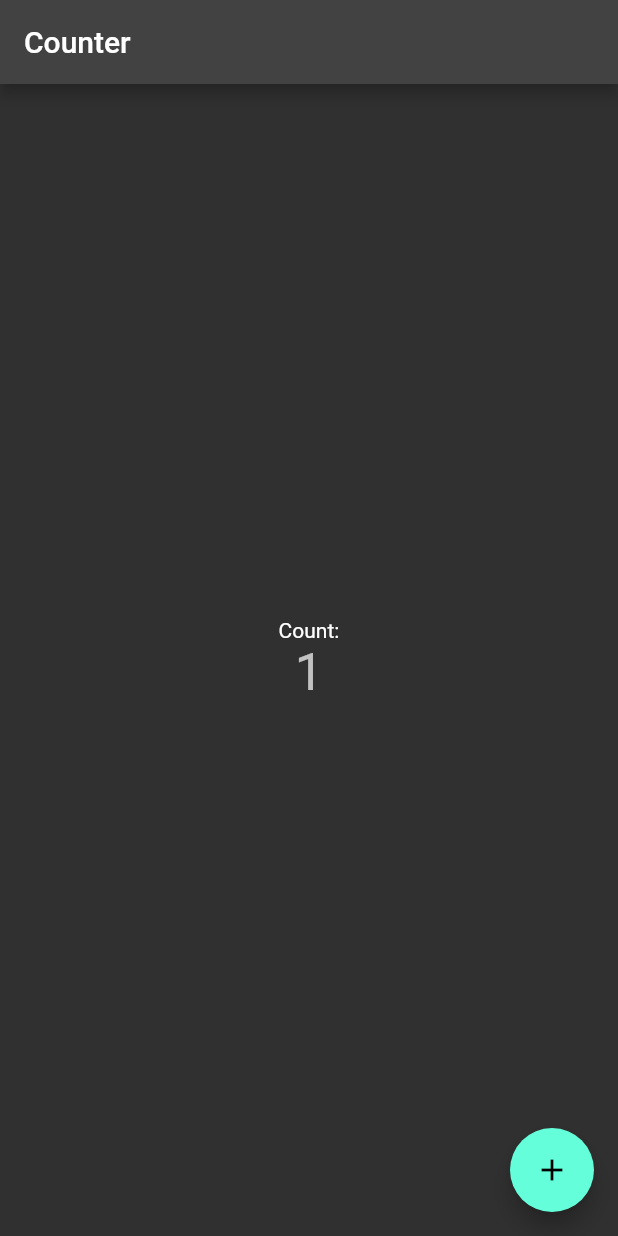
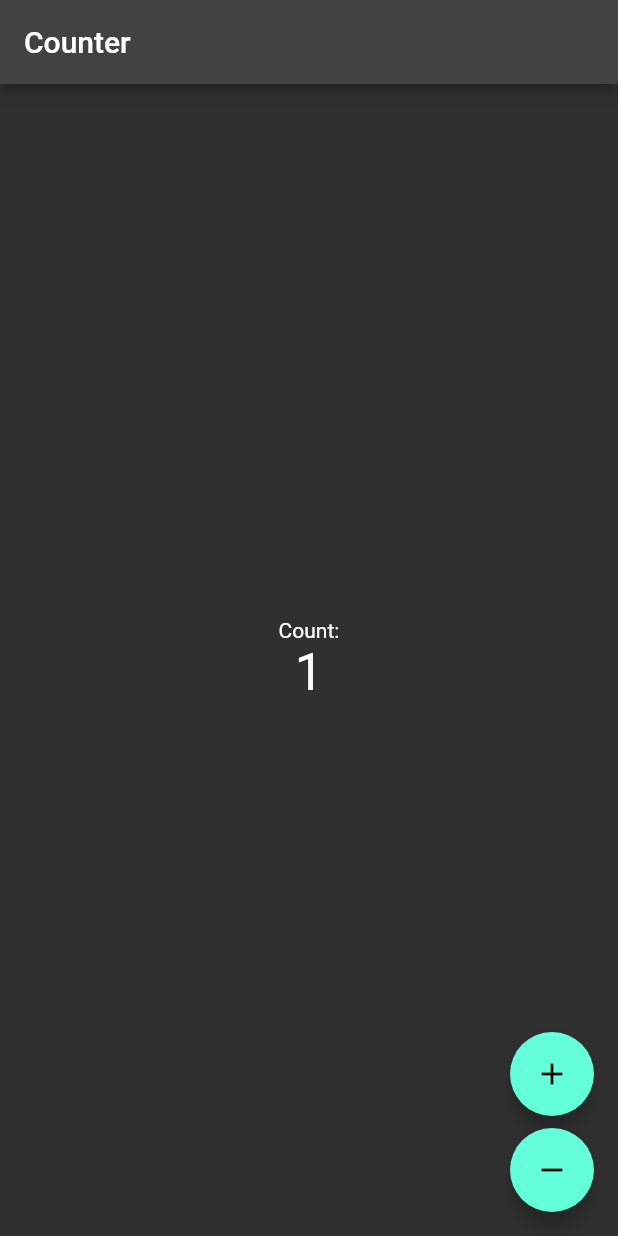
Before and after one commit to davidaodejobi/riverpod-sprint, a Flutter app: the screen it shows after launch, after a tap on the "add" icon, on a phone screen of 412 x 824 dp. Run offline on Flutter 3.47's test engine with Material 2 defaults, Android fonts, the phone set to English and light mode, and no system bars; our stand-ins replace hooks_riverpod.

Commit message:
feat: :sparkles: added another basic example for state notifier

```diff
--- a/lib/main.dart
+++ b/lib/main.dart
@@ -1,4 +1,4 @@
-import 'package:example1/practices/state_provider/state_notifier_counter.dart';
+import 'package:example1/practices/state_notifier/state_notifier_counter_2.dart';
 import 'package:flutter/material.dart';
 import 'package:hooks_riverpod/hooks_riverpod.dart';
 
@@ -11,6 +11,6 @@ class Main extends StatelessWidget {
 
   @override
   Widget build(BuildContext context) {
-    return const StateProviderCounter();
+    return const StateNotifierCounter2();
   }
 }
--- /dev/null
+++ b/lib/practices/state_notifier/state_notifier_counter_2.dart
@@ -0,0 +1,78 @@
+import 'package:flutter/material.dart';
+import 'package:hooks_riverpod/hooks_riverpod.dart';
+
+// Define a StateNotifierProvider called countProvider that creates and manages a CountNotifier
+final countProvider =
+    StateNotifierProvider<CountNotifier, int>((ref) => CountNotifier());
+
+// Define a CountNotifier that extends StateNotifier<int> and has two methods to increment and decrement the count
+class CountNotifier extends StateNotifier<int> {
+  CountNotifier() : super(0);
+
+  void increment() {
+    state++;
+  }
+
+  void decrement() {
+    state--;
+  }
+}
+
+// Create a ConsumerWidget that uses countProvider to read and display the count, and to increment and decrement it with FloatingActionButton buttons
+class StateNotifierCounter2 extends ConsumerWidget {
+  const StateNotifierCounter2({Key? key}) : super(key: key);
+
+  @override
+  Widget build(BuildContext context, WidgetRef ref) {
+    return MaterialApp(
+      title: 'State Notifier Counter',
+      debugShowCheckedModeBanner: false,
+      theme: ThemeData(),
+      darkTheme: ThemeData.dark(),
+      themeMode: ThemeMode.dark,
+      home: Scaffold(
+        appBar: AppBar(
+          title: const Text('Counter'),
+        ),
+        body: Center(
+          child: Column(
+            mainAxisAlignment: MainAxisAlignment.center,
+            children: [
+              const Text(
+                'Count:',
+              ),
+              // Use ref.watch() to read the count from countProvider and display it with Text widget
+              Text(
+                ref.watch(countProvider).toString(),
+                style: Theme.of(context).textTheme.headlineMedium!.copyWith(
+                      color: Colors.white,
+                    ),
+              ),
+            ],
+          ),
+        ),
+        floatingActionButton: Column(
+          mainAxisAlignment: MainAxisAlignment.end,
+          crossAxisAlignment: CrossAxisAlignment.end,
+          children: [
+            // Use ref.read() to access the CountNotifier's increment() method and update the count when the '+' button is pressed
+            FloatingActionButton(
+              onPressed: () {
+                ref.read(countProvider.notifier).increment();
+              },
+              child: const Icon(Icons.add),
+            ),
+            const SizedBox(height: 8),
+            // Use ref.read() to access the CountNotifier's decrement() method and update the count when the '-' button is pressed
+            FloatingActionButton(
+              onPressed: () {
+                ref.read(countProvider.notifier).decrement();
+              },
+              child: const Icon(Icons.remove),
+            ),
+          ],
+        ),
+      ),
+    );
+  }
+}
```
